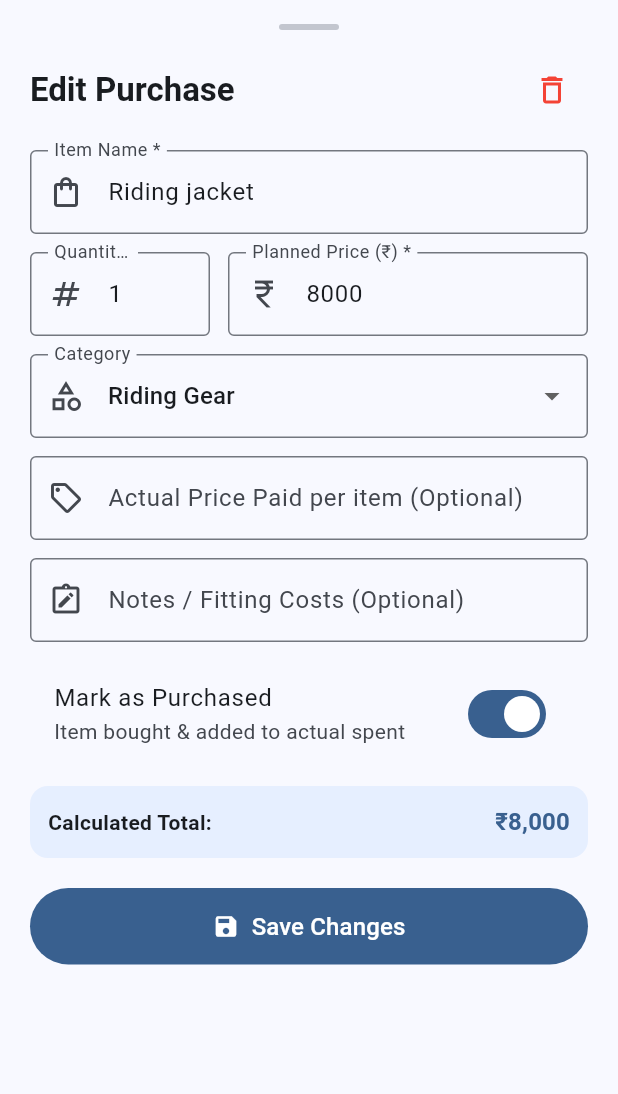
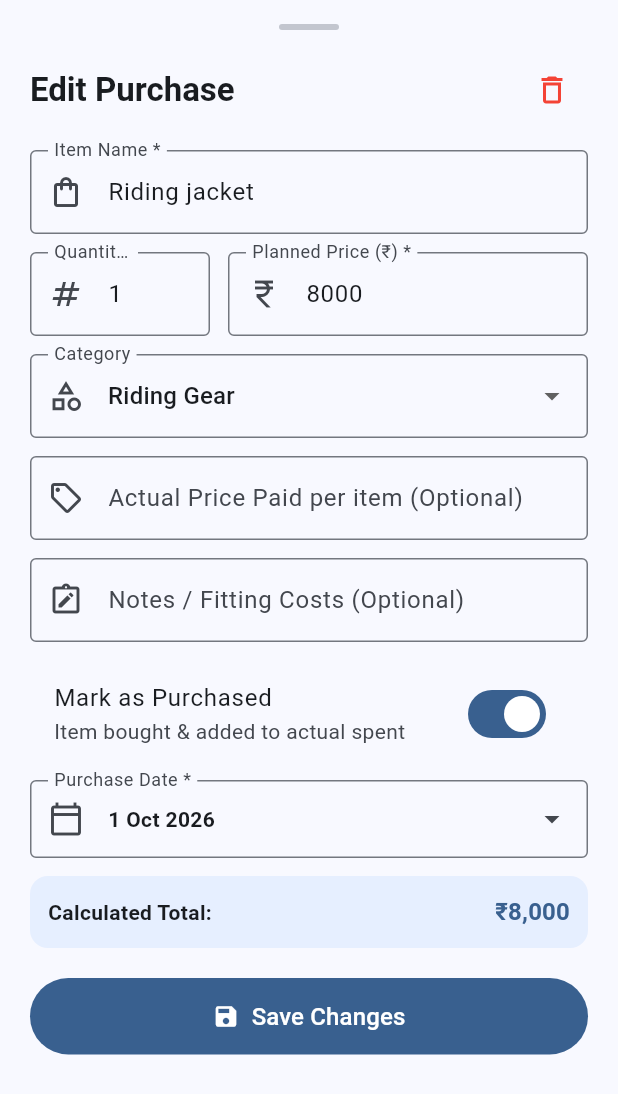
Before and after one commit to tejajagadeep/purchase_tracker, a Flutter app: the _PurchaseFormBottomSheet widget shown alone on an empty page, opened directly with sample values from the repository, after a tap on "Mark as Purchased", on a phone screen of 412 x 824 dp. Shown: the top 1094 px of the screen. Run offline on Flutter 3.47's test engine with Material 3 defaults, Android fonts, the phone set to English and light mode, and no system bars; our stand-ins replace shared_preferences; accounts and stored records are empty.

Commit message:
updated code full code

```diff
--- /dev/null
+++ b/lib/data/sample_data.dart
@@ -0,0 +1,113 @@
+import '../models/purchase_item.dart';
+
+/// Sample data populated on first launch based on touring accessories list
+List<PurchaseItem> getInitialSampleData() {
+  return [
+    PurchaseItem(
+      id: '1',
+      name: 'Riding jacket',
+      quantity: 1,
+      plannedPrice: 8000,
+      category: 'Riding Gear',
+    ),
+    PurchaseItem(
+      id: '2',
+      name: 'Shoes ×2',
+      quantity: 2,
+      plannedPrice: 5000,
+      category: 'Riding Gear',
+    ),
+    PurchaseItem(
+      id: '3',
+      name: 'Knee protector ×2',
+      quantity: 2,
+      plannedPrice: 3000,
+      category: 'Riding Gear',
+    ),
+    PurchaseItem(
+      id: '4',
+      name: 'Gloves',
+      quantity: 1,
+      plannedPrice: 2000,
+      category: 'Riding Gear',
+    ),
+    PurchaseItem(
+      id: '5',
+      name: 'Tent',
+      quantity: 1,
+      plannedPrice: 2500,
+      category: 'Camping',
+    ),
+    PurchaseItem(
+      id: '6',
+      name: 'Inflated Bed',
+      quantity: 1,
+      plannedPrice: 3000,
+      category: 'Camping',
+    ),
+    PurchaseItem(
+      id: '7',
+      name: 'Steel luggage',
+      quantity: 1,
+      plannedPrice: 23000,
+      category: 'Luggage',
+    ),
+    PurchaseItem(
+      id: '8',
+      name: 'Other luggage bags',
+      quantity: 1,
+      plannedPrice: 30000,
+      category: 'Luggage',
+    ),
+    PurchaseItem(
+      id: '9',
+      name: 'DJI camera',
+      quantity: 1,
+      plannedPrice: 58000,
+      category: 'Camera / Electronics',
+    ),
+    PurchaseItem(
+      id: '10',
+      name: 'EJEAS V6Pro+ Intercom',
+      quantity: 1,
+      plannedPrice: 6250,
+      notes: '₹6,000 + ₹250 fitting',
+      category: 'Camera / Electronics',
+    ),
+    PurchaseItem(
+      id: '11',
+      name: 'Fog lights',
+      quantity: 1,
+      plannedPrice: 20000,
+      category: 'Bike Accessories',
+    ),
+    PurchaseItem(
+      id: '12',
+      name: 'Tyre inflator',
+      quantity: 1,
+      plannedPrice: 3000,
+      category: 'Bike Tools',
+    ),
+    PurchaseItem(
+      id: '13',
+      name: 'Bike repair kit',
+      quantity: 1,
+      plannedPrice: 5000,
+      category: 'Bike Tools',
+    ),
+    PurchaseItem(
+      id: '14',
+      name: 'Helmet',
+      quantity: 1,
+      plannedPrice: 5300,
+      category: 'Safety',
+    ),
+    PurchaseItem(
+      id: '15',
+      name: 'Nylon 700x6x2',
+      quantity: 1,
+      plannedPrice: 8000,
+      category: 'Other',
+    ),
+  ];
+}
--- a/lib/main.dart
+++ b/lib/main.dart
@@ -1,6 +1,10 @@
 import 'dart:convert';
 import 'package:flutter/material.dart';
 import 'package:shared_preferences/shared_preferences.dart';
+
+import 'data/sample_data.dart';
+import 'models/purchase_item.dart';
+import 'utils/formatters.dart';
 
 void main() {
   WidgetsFlutterBinding.ensureInitialized();
@@ -46,33 +50,6 @@ class PurchaseTrackerApp extends StatelessWidget {
   }
 }
 
-/// Helper function to format currency according to Indian Rupees notation.
-String formatCurrency(double amount) {
-  final isNegative = amount < 0;
-  final absAmount = amount.abs();
-  final integerPart = absAmount.truncate().toString();
-
-  String result = '';
-  int len = integerPart.length;
-  if (len > 3) {
-    result = integerPart.substring(len - 3);
-    int pos = len - 3;
-    while (pos > 0) {
-      if (pos >= 2) {
-        result = '${integerPart.substring(pos - 2, pos)},$result';
-        pos -= 2;
-      } else {
-        result = '${integerPart.substring(0, pos)},$result';
-        pos = 0;
-      }
-    }
-  } else {
-    result = integerPart;
-  }
-
-  return '${isNegative ? '- ' : ''}₹$result';
-}
-
 enum SortOption {
   nameAsc,
   priceHighToLow,
@@ -84,93 +61,6 @@ enum StatusFilter {
   all,
   purchased,
   pending,
-}
-
-class PurchaseItem {
-  final String id;
-  final String name;
-  final int quantity;
-  final double plannedPrice;
-  final double? actualPrice;
-  final String category;
-  final bool isPurchased;
-  final String? notes;
-  final DateTime? datePurchased;
-
-  PurchaseItem({
-    required this.id,
-    required this.name,
-    this.quantity = 1,
-    required this.plannedPrice,
-    this.actualPrice,
-    required this.category,
-    this.isPurchased = false,
-    this.notes,
-    this.datePurchased,
-  });
-
-  double get plannedTotal => quantity * plannedPrice;
-
-  double get actualTotal =>
-      quantity * (actualPrice ?? plannedPrice);
-
-  double get effectiveTotal => isPurchased ? actualTotal : plannedTotal;
-
-  PurchaseItem copyWith({
-    String? id,
-    String? name,
-    int? quantity,
-    double? plannedPrice,
-    double? actualPrice,
-    String? category,
-    bool? isPurchased,
-    String? notes,
-    DateTime? datePurchased,
-  }) {
-    return PurchaseItem(
-      id: id ?? this.id,
-      name: name ?? this.name,
-      quantity: quantity ?? this.quantity,
-      plannedPrice: plannedPrice ?? this.plannedPrice,
-      actualPrice: actualPrice ?? this.actualPrice,
-      category: category ?? this.category,
-      isPurchased: isPurchased ?? this.isPurchased,
-      notes: notes ?? this.notes,
-      datePurchased: datePurchased ?? this.datePurchased,
-    );
-  }
-
-  Map<String, dynamic> toMap() {
-    return {
-      'id': id,
-      'name': name,
-      'quantity': quantity,
-      'plannedPrice': plannedPrice,
-      'actualPrice': actualPrice,
-      'category': category,
-      'isPurchased': isPurchased,
-      'notes': notes,
-      'datePurchased': datePurchased?.toIso8601String(),
-    };
-  }
-
-  factory PurchaseItem.fromMap(Map<String, dynamic> map) {
-    return PurchaseItem(
-      id: map['id'] ?? '',
-      name: map['name'] ?? '',
-      quantity: map['quantity'] ?? 1,
-      plannedPrice: (map['plannedPrice'] as num).toDouble(),
-      actualPrice: map['actualPrice'] != null
-          ? (map['actualPrice'] as num).toDouble()
-          : null,
-      category: map['category'] ?? 'Other',
-      isPurchased: map['isPurchased'] ?? false,
-      notes: map['notes'],
-      datePurchased: map['datePurchased'] != null
-          ? DateTime.tryParse(map['datePurchased'])
-          : null,
-    );
-  }
 }
 
 class CategoryConstants {
@@ -208,118 +98,6 @@ class CategoryConstants {
   }
 }
 
-/// Sample data populated on first launch based on touring accessories list
-List<PurchaseItem> getInitialSampleData() {
-  return [
-    PurchaseItem(
-      id: '1',
-      name: 'Riding jacket',
-      quantity: 1,
-      plannedPrice: 8000,
-      category: 'Riding Gear',
-    ),
-    PurchaseItem(
-      id: '2',
-      name: 'Shoes ×2',
-      quantity: 2,
-      plannedPrice: 5000,
-      category: 'Riding Gear',
-    ),
-    PurchaseItem(
-      id: '3',
-      name: 'Knee protector ×2',
-      quantity: 2,
-      plannedPrice: 3000,
-      category: 'Riding Gear',
-    ),
-    PurchaseItem(
-      id: '4',
-      name: 'Gloves',
-      quantity: 1,
-      plannedPrice: 2000,
-      category: 'Riding Gear',
-    ),
-    PurchaseItem(
-      id: '5',
-      name: 'Tent',
-      quantity: 1,
-      plannedPrice: 2500,
-      category: 'Camping',
-    ),
-    PurchaseItem(
-      id: '6',
-      name: 'Inflated Bed',
-      quantity: 1,
-      plannedPrice: 3000,
-      category: 'Camping',
-    ),
-    PurchaseItem(
-      id: '7',
-      name: 'Steel luggage',
-      quantity: 1,
-      plannedPrice: 23000,
-      category: 'Luggage',
-    ),
-    PurchaseItem(
-      id: '8',
-      name: 'Other luggage bags',
-      quantity: 1,
-      plannedPrice: 30000,
-      category: 'Luggage',
-    ),
-    PurchaseItem(
-      id: '9',
-      name: 'DJI camera',
-      quantity: 1,
-      plannedPrice: 58000,
-      category: 'Camera / Electronics',
-    ),
-    PurchaseItem(
-      id: '10',
-      name: 'EJEAS V6Pro+ Intercom',
-      quantity: 1,
-      plannedPrice: 6250,
-      notes: '₹6,000 + ₹250 fitting',
-      category: 'Camera / Electronics',
-    ),
-    PurchaseItem(
-      id: '11',
-      name: 'Fog lights',
-      quantity: 1,
-      plannedPrice: 20000,
-      category: 'Bike Accessories',
-    ),
-    PurchaseItem(
-      id: '12',
-      name: 'Tyre inflator',
-      quantity: 1,
-      plannedPrice: 3000,
-      category: 'Bike Tools',
-    ),
-    PurchaseItem(
-      id: '13',
-      name: 'Bike repair kit',
-      quantity: 1,
-      plannedPrice: 5000,
-      category: 'Bike Tools',
-    ),
-    PurchaseItem(
-      id: '14',
-      name: 'Helmet',
-      quantity: 1,
-      plannedPrice: 5300,
-      category: 'Safety',
-    ),
-    PurchaseItem(
-      id: '15',
-      name: 'Nylon 700x6x2',
-      quantity: 1,
-      plannedPrice: 8000,
-      category: 'Other',
-    ),
-  ];
-}
-
 class HomeScreen extends StatefulWidget {
   const HomeScreen({super.key});
 
@@ -360,10 +138,19 @@ class _HomeScreenState extends State<HomeScreen> {
 
       if (jsonString != null && jsonString.isNotEmpty) {
         final List<dynamic> decoded = jsonDecode(jsonString);
-        setState(() {
-          _items = decoded.map((item) => PurchaseItem.fromMap(item)).toList();
-          _isLoading = false;
-        });
+        if (decoded.isEmpty) {
+          final initialItems = getInitialSampleData();
+          setState(() {
+            _items = initialItems;
+            _isLoading = false;
+          });
+          await _saveItems();
+        } else {
+          setState(() {
+            _items = decoded.map((item) => PurchaseItem.fromMap(item)).toList();
+            _isLoading = false;
+          });
+        }
       } else {
         // First run - populate initial touring accessories
         final initialItems = getInitialSampleData();
@@ -513,9 +300,11 @@ class _HomeScreenState extends State<HomeScreen> {
   void _togglePurchased(PurchaseItem item) {
     final updatedIndex = _items.indexWhere((element) => element.id == item.id);
     if (updatedIndex != -1) {
+      final isNowPurchased = !item.isPurchased;
       final updatedItem = item.copyWith(
-        isPurchased: !item.isPurchased,
-        datePurchased: !item.isPurchased ? DateTime.now() : null,
+        isPurchased: isNowPurchased,
+        datePurchased:
+            isNowPurchased ? (item.datePurchased ?? DateTime.now()) : null,
       );
       setState(() {
         _items[updatedIndex] = updatedItem;
@@ -1174,7 +963,7 @@ class _HomeScreenState extends State<HomeScreen> {
                 ),
               ),
 
-              // Price & Status
+              // Price, Status & Purchase Date
               Column(
                 crossAxisAlignment: CrossAxisAlignment.end,
                 children: [
@@ -1214,6 +1003,19 @@ class _HomeScreenState extends State<HomeScreen> {
                       ),
                     ),
                   ),
+                  if (item.isPurchased) ...[
+                    const SizedBox(height: 2),
+                    Text(
+                      item.datePurchased != null
+                          ? formatDate(item.datePurchased!)
+                          : 'Purchased',
+                      style: theme.textTheme.labelSmall?.copyWith(
+                        color: theme.colorScheme.outline,
+                        fontSize: 9,
+                        fontWeight: FontWeight.w500,
+                      ),
+                    ),
+                  ],
                 ],
               ),
             ],
@@ -1253,6 +1055,7 @@ class _PurchaseFormBottomSheetState
 
   late String _selectedCategory;
   late bool _isPurchased;
+  DateTime? _selectedDate;
 
   @override
   void initState() {
@@ -1274,6 +1077,8 @@ class _PurchaseFormBottomSheetState
 
     _selectedCategory = item?.category ?? CategoryConstants.categories.first;
     _isPurchased = item?.isPurchased ?? false;
+    _selectedDate =
+        item?.datePurchased ?? (_isPurchased ? DateTime.now() : null);
   }
 
   @override
@@ -1312,9 +1117,8 @@ class _PurchaseFormBottomSheetState
         notes: _notesController.text.trim().isEmpty
             ? null
             : _notesController.text.trim(),
-        datePurchased: _isPurchased
-            ? (widget.existingItem?.datePurchased ?? DateTime.now())
-            : null,
+        datePurchased:
+            _isPurchased ? (_selectedDate ?? DateTime.now()) : null,
       );
 
       widget.onSave(newItem);
@@ -1530,9 +1334,47 @@ class _PurchaseFormBottomSheetState
                 onChanged: (val) {
                   setState(() {
                     _isPurchased = val;
+                    if (_isPurchased && _selectedDate == null) {
+                      _selectedDate =
+                          widget.existingItem?.datePurchased ?? DateTime.now();
+                    }
                   });
                 },
               ),
+
+              // Clear Purchase Date Selector Field when Marked as Purchased
+              if (_isPurchased) ...[
+                const SizedBox(height: 8),
+                InkWell(
+                  onTap: () async {
+                    final picked = await showDatePicker(
+                      context: context,
+                      initialDate: _selectedDate ?? DateTime.now(),
+                      firstDate: DateTime(2000),
+                      lastDate: DateTime(2100),
+                    );
+                    if (picked != null) {
+                      setState(() {
+                        _selectedDate = picked;
+                      });
+                    }
+                  },
+                  child: InputDecorator(
+                    decoration: const InputDecoration(
+                      labelText: 'Purchase Date *',
+                      border: OutlineInputBorder(),
+                      prefixIcon: Icon(Icons.calendar_today_outlined),
+                      suffixIcon: Icon(Icons.arrow_drop_down),
+                    ),
+                    child: Text(
+                      formatDate(_selectedDate ?? DateTime.now()),
+                      style: theme.textTheme.bodyMedium?.copyWith(
+                        fontWeight: FontWeight.w600,
+                      ),
+                    ),
+                  ),
+                ),
+              ],
 
               const SizedBox(height: 12),
 
--- /dev/null
+++ b/lib/models/purchase_item.dart
@@ -0,0 +1,86 @@
+class PurchaseItem {
+  final String id;
+  final String name;
+  final int quantity;
+  final double plannedPrice;
+  final double? actualPrice;
+  final String category;
+  final bool isPurchased;
+  final String? notes;
+  final DateTime? datePurchased;
+
+  PurchaseItem({
+    required this.id,
+    required this.name,
+    this.quantity = 1,
+    required this.plannedPrice,
+    this.actualPrice,
+    required this.category,
+    this.isPurchased = false,
+    this.notes,
+    this.datePurchased,
+  });
+
+  double get plannedTotal => quantity * plannedPrice;
+
+  double get actualTotal =>
+      quantity * (actualPrice ?? plannedPrice);
+
+  double get effectiveTotal => isPurchased ? actualTotal : plannedTotal;
+
+  PurchaseItem copyWith({
+    String? id,
+    String? name,
+    int? quantity,
+    double? plannedPrice,
+    double? actualPrice,
+    String? category,
+    bool? isPurchased,
+    String? notes,
+    DateTime? datePurchased,
+  }) {
+    return PurchaseItem(
+      id: id ?? this.id,
+      name: name ?? this.name,
+      quantity: quantity ?? this.quantity,
+      plannedPrice: plannedPrice ?? this.plannedPrice,
+      actualPrice: actualPrice ?? this.actualPrice,
+      category: category ?? this.category,
+      isPurchased: isPurchased ?? this.isPurchased,
+      notes: notes ?? this.notes,
+      datePurchased: datePurchased ?? this.datePurchased,
+    );
+  }
+
+  Map<String, dynamic> toMap() {
+    return {
+      'id': id,
+      'name': name,
+      'quantity': quantity,
+      'plannedPrice': plannedPrice,
+      'actualPrice': actualPrice,
+      'category': category,
+      'isPurchased': isPurchased,
+      'notes': notes,
+      'datePurchased': datePurchased?.toIso8601String(),
+    };
+  }
+
+  factory PurchaseItem.fromMap(Map<String, dynamic> map) {
+    return PurchaseItem(
+      id: map['id'] ?? '',
+      name: map['name'] ?? '',
+      quantity: map['quantity'] ?? 1,
+      plannedPrice: (map['plannedPrice'] as num).toDouble(),
+      actualPrice: map['actualPrice'] != null
+          ? (map['actualPrice'] as num).toDouble()
+          : null,
+      category: map['category'] ?? 'Other',
+      isPurchased: map['isPurchased'] ?? false,
+      notes: map['notes'],
+      datePurchased: map['datePurchased'] != null
+          ? DateTime.tryParse(map['datePurchased'])
+          : null,
+    );
+  }
+}
--- /dev/null
+++ b/lib/utils/formatters.dart
@@ -0,0 +1,45 @@
+/// Helper function to format currency according to Indian Rupees notation.
+String formatCurrency(double amount) {
+  final isNegative = amount < 0;
+  final absAmount = amount.abs();
+  final integerPart = absAmount.truncate().toString();
+
+  String result = '';
+  int len = integerPart.length;
+  if (len > 3) {
+    result = integerPart.substring(len - 3);
+    int pos = len - 3;
+    while (pos > 0) {
+      if (pos >= 2) {
+        result = '${integerPart.substring(pos - 2, pos)},$result';
+        pos -= 2;
+      } else {
+        result = '${integerPart.substring(0, pos)},$result';
+        pos = 0;
+      }
+    }
+  } else {
+    result = integerPart;
+  }
+
+  return '${isNegative ? '- ' : ''}₹$result';
+}
+
+/// Helper function to format DateTime to readable string (e.g. 28 Sep 2026)
+String formatDate(DateTime date) {
+  const months = [
+    'Jan',
+    'Feb',
+    'Mar',
+    'Apr',
+    'May',
+    'Jun',
+    'Jul',
+    'Aug',
+    'Sep',
+    'Oct',
+    'Nov',
+    'Dec'
+  ];
+  return '${date.day} ${months[date.month - 1]} ${date.year}';
+}
```
